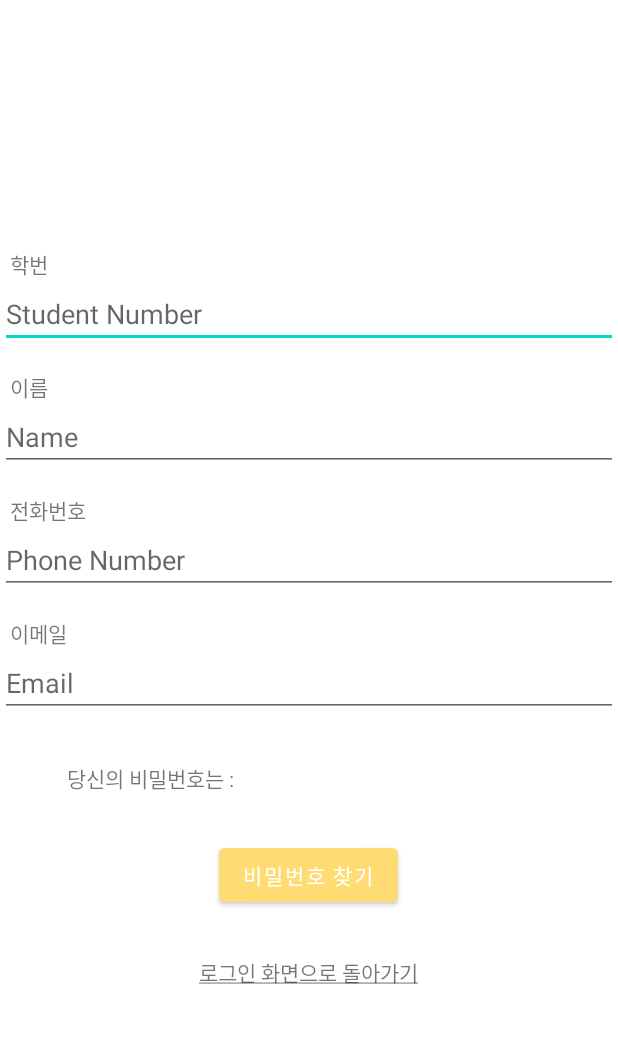
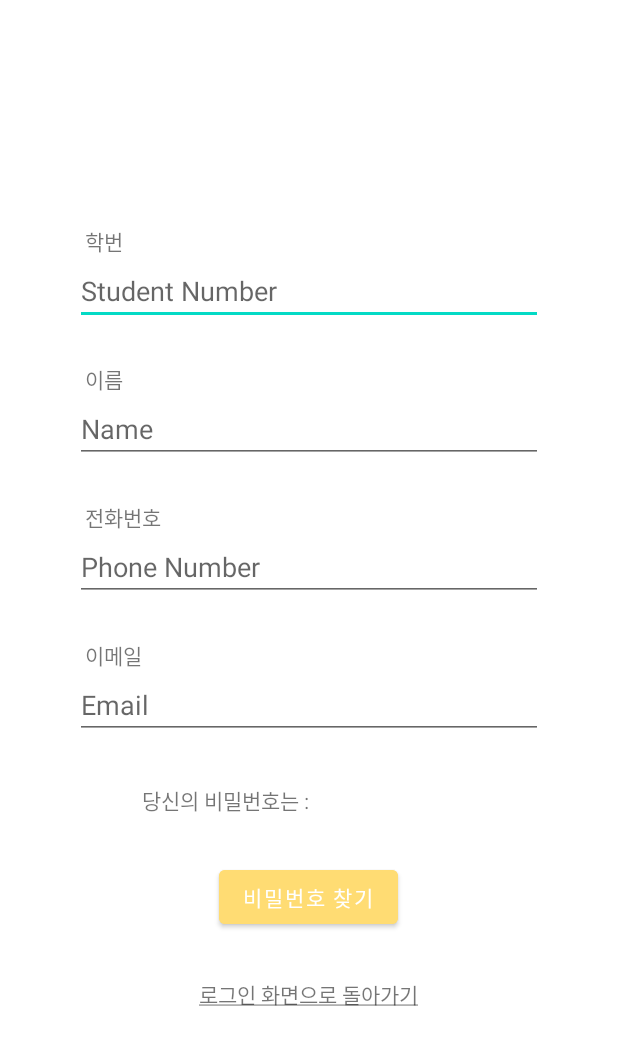
Before and after one commit to SeYeol00/SharePlanProject, an Android app: the FindPwdActivity screen opened directly, with no data from a screen before it, on a phone screen of 412 x 824 dp. Shown: the top 1045 px of the screen. Run offline under Robolectric (Android 15) with nearby library versions, the phone set to English and light mode, and no system bars; our stand-ins replace Firebase (no records; nobody signed in at launch, a user with empty details on screens opened directly).

Commit message:
이메일/비밀번호 찾기 xml 수정

```diff
--- a/app/src/main/res/layout/activity_find_pwd.xml
+++ b/app/src/main/res/layout/activity_find_pwd.xml
@@ -4,8 +4,9 @@
     xmlns:tools="http://schemas.android.com/tools"
     android:layout_width="match_parent"
     android:layout_height="match_parent"
+    android:gravity="center"
     android:orientation="vertical"
-    android:gravity="center"
+    android:padding="50dp"
     tools:context=".FindEmailActivity">
 
     <TextView
@@ -18,6 +19,7 @@
         android:id="@+id/et_stuNum"
         android:layout_width="match_parent"
         android:layout_height="wrap_content"
+        android:layout_marginBottom="10dp"
         android:ems="10"
         android:hint="Student Number"
         android:inputType="number" />
@@ -37,9 +39,10 @@
         android:id="@+id/et_name"
         android:layout_width="match_parent"
         android:layout_height="wrap_content"
+        android:layout_marginBottom="10dp"
         android:ems="10"
-        android:inputType="textPersonName"
-        android:hint="Name" />
+        android:hint="Name"
+        android:inputType="textPersonName" />
 
     <View
         android:id="@+id/view3"
@@ -56,9 +59,10 @@
         android:id="@+id/et_phone"
         android:layout_width="match_parent"
         android:layout_height="wrap_content"
+        android:layout_marginBottom="10dp"
         android:ems="10"
-        android:inputType="phone"
-        android:hint="Phone Number" />
+        android:hint="Phone Number"
+        android:inputType="phone" />
 
     <View
         android:id="@+id/view6"
@@ -76,8 +80,8 @@
         android:layout_width="match_parent"
         android:layout_height="wrap_content"
         android:ems="10"
-        android:inputType="textEmailAddress"
-        android:hint="Email" />
+        android:hint="Email"
+        android:inputType="textEmailAddress" />
 
     <View
         android:id="@+id/view7"
@@ -86,9 +90,9 @@
 
     <TextView
         android:id="@+id/your_pwd"
-        android:layout_marginLeft="30dp"
         android:layout_width="match_parent"
         android:layout_height="wrap_content"
+        android:layout_marginLeft="30dp"
         android:text="당신의 비밀번호는 : " />
 
     <View
@@ -100,8 +104,8 @@
         android:id="@+id/btn_findPwd"
         android:layout_width="wrap_content"
         android:layout_height="wrap_content"
-        android:text="비밀번호 찾기"
-        android:backgroundTint="#FFDC73"/>
+        android:backgroundTint="#FFDC73"
+        android:text="비밀번호 찾기" />
 
     <View
         android:id="@+id/view5"
```
Also changed, not shown: app/src/main/res/layout/activity_find_email.xml (+11 -8 lines).
